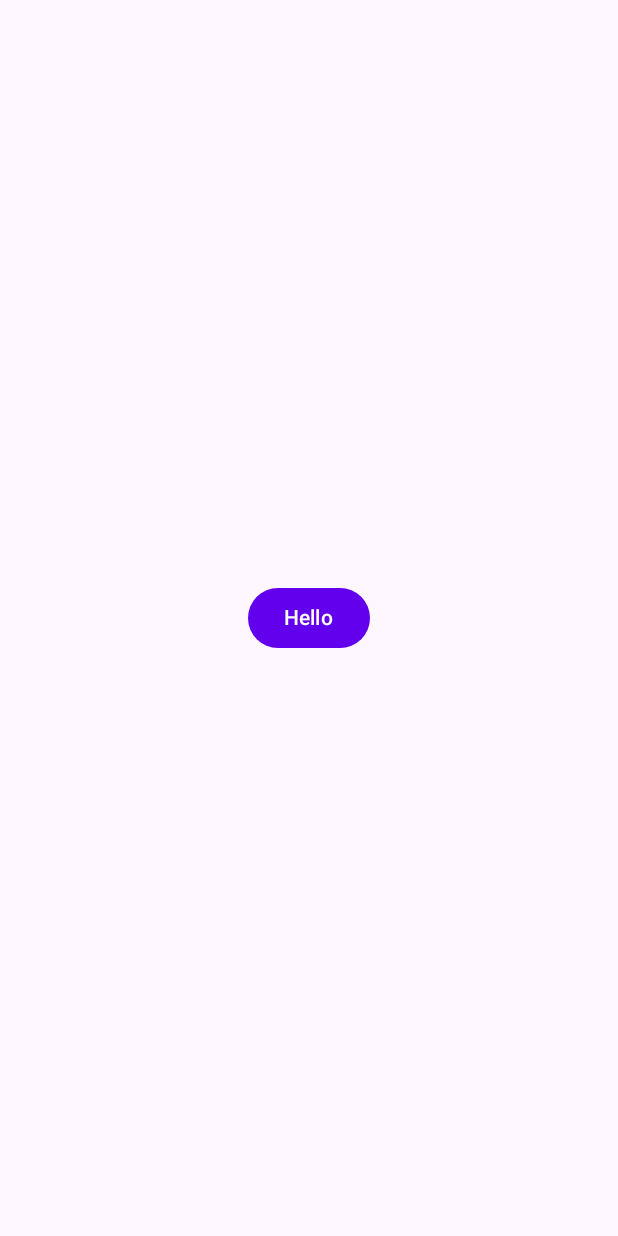
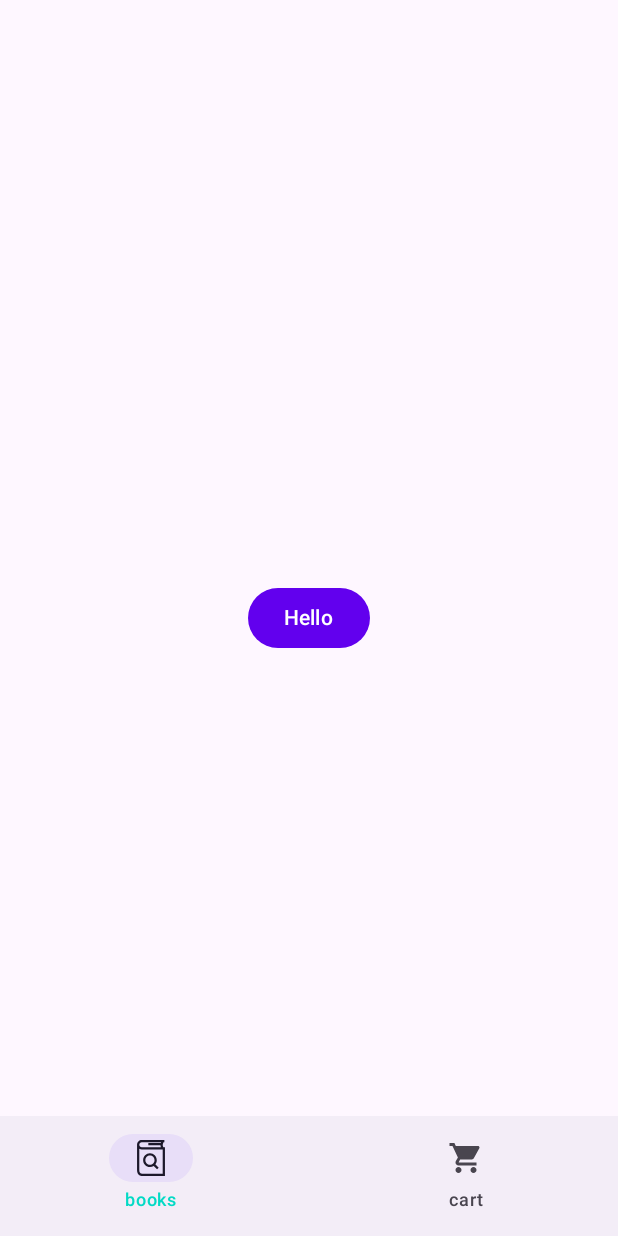
Before and after one commit to lincollincol/bookstore-android, an Android app built with Jetpack Compose: the screen it shows after launch (MainActivity), on a phone screen of 412 x 824 dp. Run offline under Robolectric (Android 15) with nearby library versions, the phone set to English and light mode, and no system bars; our stand-ins replace Dagger/Hilt's generated code.

Commit message:
Added navigation bar. Added cart module (empty)

```diff
--- a/app/build.gradle.kts
+++ b/app/build.gradle.kts
@@ -38,6 +38,7 @@ dependencies {
 
     implementation(project(":feature:books"))
     implementation(project(":feature:bookdetails"))
+    implementation(project(":feature:cart"))
 
     implementation(libs.androidx.core.ktx)
     implementation(libs.androidx.appcompat)
--- a/app/src/main/java/com/linc/bookstore/navigation/BookstoreNavHost.kt
+++ b/app/src/main/java/com/linc/bookstore/navigation/BookstoreNavHost.kt
@@ -10,6 +10,7 @@ import com.linc.bookdetails.navigation.navigateToBookDetails
 import com.linc.books.navigation.booksGraph
 import com.linc.books.navigation.booksGraphRoute
 import com.linc.books.navigation.booksScreen
+import com.linc.cart.navigation.cartGraph
 
 @Composable
 fun BookstoreNavHost(
@@ -26,5 +27,6 @@ fun BookstoreNavHost(
                 bookDetailsScreen()
             }
         )
+        cartGraph()
     }
 }
--- /dev/null
+++ b/app/src/main/java/com/linc/bookstore/navigation/MenuDestinations.kt
@@ -0,0 +1,19 @@
+package com.linc.bookstore.navigation
+
+import com.linc.bookstore.R
+import com.linc.designsystem.icon.BookstoreIcons
+import com.linc.designsystem.icon.IconWrapper
+
+enum class MenuDestinations(
+    val icon: IconWrapper,
+    val iconTextId: Int
+) {
+    BOOKS(
+        icon = IconWrapper.Drawable(BookstoreIcons.SearchBooks),
+        iconTextId = com.linc.books.R.string.books
+    ),
+    CART(
+        icon = IconWrapper.Vector(BookstoreIcons.Cart),
+        iconTextId = com.linc.cart.R.string.cart
+    )
+}
--- a/app/src/main/java/com/linc/bookstore/ui/BookstoreApp.kt
+++ b/app/src/main/java/com/linc/bookstore/ui/BookstoreApp.kt
@@ -1,21 +1,87 @@
 package com.linc.bookstore.ui
 
+import android.view.Menu
 import androidx.compose.foundation.layout.fillMaxSize
-import androidx.compose.material3.MaterialTheme
-import androidx.compose.material3.Surface
+import androidx.compose.material3.*
 import androidx.compose.runtime.Composable
+import androidx.compose.runtime.mutableStateOf
+import androidx.compose.runtime.remember
+import androidx.compose.runtime.setValue
+import androidx.compose.runtime.getValue
 import androidx.compose.ui.Modifier
+import androidx.compose.ui.res.stringResource
+import androidx.navigation.NavGraph.Companion.findStartDestination
 import androidx.navigation.compose.rememberNavController
+import androidx.navigation.navOptions
+import com.linc.books.navigation.navigateToBooks
 import com.linc.bookstore.navigation.BookstoreNavHost
+import com.linc.bookstore.navigation.MenuDestinations
+import com.linc.cart.navigation.navigateToCart
+import com.linc.designsystem.component.SimpleIcon
+import com.linc.designsystem.icon.IconWrapper
 
+@OptIn(ExperimentalMaterial3Api::class)
 @Composable
 fun BookstoreApp() {
-    val navHostController = rememberNavController()
-    Surface(
+    val navController = rememberNavController()
+    val menuDestinations: List<MenuDestinations> = MenuDestinations.values().asList()
+    var currentDestination: MenuDestinations by remember {
+        mutableStateOf(MenuDestinations.BOOKS)
+    }
+
+    Scaffold(
         modifier = Modifier.fillMaxSize(),
-        color = MaterialTheme.colorScheme.background
-    ) {
-        BookstoreNavHost(navHostController)
+        bottomBar = {
+            BookstoreNavigationBar(
+                destinations = menuDestinations,
+                currentDestination = currentDestination,
+                onNavigateToDestination = {
+                    currentDestination = it
+                    val topLevelNavOptions = navOptions {
+                        // Pop up to the start destination of the graph to
+                        // avoid building up a large stack of destinations
+                        // on the back stack as users select items
+                        popUpTo(navController.graph.findStartDestination().id) {
+                            saveState = true
+                        }
+                        // Avoid multiple copies of the same destination when
+                        // reselecting the same item
+                        launchSingleTop = true
+                        // Restore state when reselecting a previously selected item
+                        restoreState = true
+                    }
+
+                    when (currentDestination) {
+                        MenuDestinations.BOOKS -> navController.navigateToBooks(topLevelNavOptions)
+                        MenuDestinations.CART -> navController.navigateToCart(topLevelNavOptions)
+                    }
+                }
+            )
+        }
+    ) { paddings ->
+        BookstoreNavHost(navController)
+        paddings.calculateTopPadding()
     }
 
 }
+
+@Composable
+internal fun BookstoreNavigationBar(
+    destinations: List<MenuDestinations>,
+    onNavigateToDestination: (MenuDestinations) -> Unit,
+    currentDestination: MenuDestinations,
+    modifier: Modifier = Modifier,
+) {
+    NavigationBar(
+        modifier = modifier
+    ) {
+        destinations.forEach {
+            NavigationBarItem(
+                selected = it == currentDestination,
+                icon = { SimpleIcon(it.icon, contentDescription = null) },
+                label = { Text(stringResource(it.iconTextId)) },
+                onClick = { onNavigateToDestination(it) }
+            )
+        }
+    }
+}
--- /dev/null
+++ b/core/designsystem/src/main/java/com/linc/designsystem/component/Icon.kt
@@ -0,0 +1,23 @@
+package com.linc.designsystem.component
+
+import androidx.compose.material3.Icon
+import androidx.compose.material3.LocalContentColor
+import androidx.compose.runtime.Composable
+import androidx.compose.ui.Modifier
+import androidx.compose.ui.graphics.Color
+import androidx.compose.ui.graphics.painter.Painter
+import androidx.compose.ui.res.painterResource
+import com.linc.designsystem.icon.IconWrapper
+
+@Composable
+fun SimpleIcon(
+    icon: IconWrapper,
+    contentDescription: String?,
+    modifier: Modifier = Modifier,
+    tint: Color = LocalContentColor.current
+) {
+    when(icon) {
+        is IconWrapper.Vector -> Icon(icon.imageVector, contentDescription, modifier, tint)
+        is IconWrapper.Drawable -> Icon(painterResource(id = icon.id), contentDescription, modifier, tint)
+    }
+}
--- a/core/designsystem/src/main/java/com/linc/designsystem/icon/BookstoreIcons.kt
+++ b/core/designsystem/src/main/java/com/linc/designsystem/icon/BookstoreIcons.kt
@@ -1,7 +1,12 @@
 package com.linc.designsystem.icon
 
+import androidx.annotation.DrawableRes
 import androidx.compose.material.icons.Icons
+import androidx.compose.material.icons.filled.Book
+import androidx.compose.material.icons.filled.BookOnline
+import androidx.compose.material.icons.filled.ShoppingCart
 import androidx.compose.material.icons.rounded.*
+import androidx.compose.ui.graphics.vector.ImageVector
 import com.linc.designsystem.R
 
 object BookstoreIcons {
@@ -15,4 +20,11 @@ object BookstoreIcons {
     val Person = Icons.Rounded.Person
     val Search = Icons.Rounded.Search
     val Settings = Icons.Rounded.Settings
+    val SearchBooks = R.drawable.ic_search_books
+    val Cart = Icons.Default.ShoppingCart
 }
+
+sealed interface IconWrapper {
+    data class Vector(val imageVector: ImageVector) : IconWrapper
+    data class Drawable(@DrawableRes val id: Int) : IconWrapper
+}
--- /dev/null
+++ b/core/designsystem/src/main/res/drawable/ic_search_books.xml
@@ -0,0 +1,5 @@
+<vector android:height="24dp" android:viewportHeight="490"
+    android:viewportWidth="490" android:width="24dp" xmlns:android="http://schemas.android.com/apk/res/android">
+    <path android:fillColor="#FF000000" android:pathData="M230.76,367.31c18.67,0 36.05,-5.59 50.63,-15.12l46.33,47.42l21.89,-21.41l-45.69,-46.76c12.3,-15.75 19.7,-35.5 19.7,-56.98c0,-51.2 -41.66,-92.86 -92.86,-92.86c-51.2,0 -92.86,41.66 -92.86,92.86C137.91,325.65 179.57,367.31 230.76,367.31zM230.76,212.22c34.32,0 62.23,27.92 62.23,62.23c0,34.32 -27.92,62.23 -62.23,62.23c-34.32,0 -62.23,-27.92 -62.23,-62.23C168.53,240.14 196.45,212.22 230.76,212.22z"/>
+    <path android:fillColor="#FF000000" android:pathData="M434.95,98.19h-20.87c-5.49,-7.07 -18.38,-29.64 0.8,-67.57h11.98V0H119.33C83.89,0 55.05,28.9 55.05,64.42v342.81c0,28.99 8,51.09 23.77,65.69C95.64,488.46 115.48,490 122.27,490c1.29,0 2.1,-0.05 2.34,-0.08h310.34V98.19zM119.33,30.62h262.1c-1.52,3.97 -2.77,7.82 -3.78,11.56h-169.02v30.62h165.51c0.53,9.83 2.6,18.35 5.36,25.39H119.33c-18.56,0 -33.66,-15.15 -33.66,-33.78C85.68,45.78 100.78,30.62 119.33,30.62zM404.33,459.3l-280.9,0.05c-0.13,-0.05 -13.52,0.6 -23.81,-8.93c-9.26,-8.55 -13.94,-23.09 -13.94,-43.2V119.26c9.79,6.06 21.33,9.56 33.66,9.56h284.99V459.3z"/>
+</vector>
--- /dev/null
+++ b/feature/books/src/main/res/values/strings.xml
@@ -0,0 +1,4 @@
+<?xml version="1.0" encoding="utf-8"?>
+<resources>
+    <string name="books">books</string>
+</resources>
--- /dev/null
+++ b/feature/cart/src/main/AndroidManifest.xml
@@ -0,0 +1,4 @@
+<?xml version="1.0" encoding="utf-8"?>
+<manifest xmlns:android="http://schemas.android.com/apk/res/android">
+
+</manifest>
--- /dev/null
+++ b/feature/cart/src/main/java/com/linc/cart/navigation/CartNavigation.kt
@@ -0,0 +1,33 @@
+package com.linc.cart.navigation
+
+import androidx.navigation.NavController
+import androidx.navigation.NavGraphBuilder
+import androidx.navigation.NavOptions
+import androidx.navigation.compose.composable
+import androidx.navigation.navigation
+import com.linc.cart.CartRoute
+
+const val cartGraphRoute: String = "cart_graph_route"
+const val cartRoute: String = "cart_route"
+
+fun NavController.navigateToCart(navOptions: NavOptions? = null) {
+    this.navigate(cartRoute, navOptions)
+}
+
+fun NavGraphBuilder.cartScreen() {
+    composable(cartRoute) {
+        CartRoute()
+    }
+}
+
+fun NavGraphBuilder.cartGraph(
+    nestedGraphs: NavGraphBuilder.() -> Unit = {}
+) {
+    navigation(
+        route = cartGraphRoute,
+        startDestination = cartRoute
+    ) {
+        cartScreen()
+        nestedGraphs()
+    }
+}
--- /dev/null
+++ b/feature/cart/src/main/res/values/strings.xml
@@ -0,0 +1,4 @@
+<?xml version="1.0" encoding="utf-8"?>
+<resources>
+    <string name="cart">cart</string>
+</resources>
--- a/settings.gradle.kts
+++ b/settings.gradle.kts
@@ -24,3 +24,4 @@ include(":core:domain")
 include(":feature:books")
 include(":core:designsystem")
 include(":feature:bookdetails")
+include(":feature:cart")
```
Also changed, not shown: feature/cart/build.gradle.kts (added, +11 -0 lines), feature/cart/src/main/java/com/linc/cart/CartRoute.kt (added, +26 -0 lines), 3 other files.
